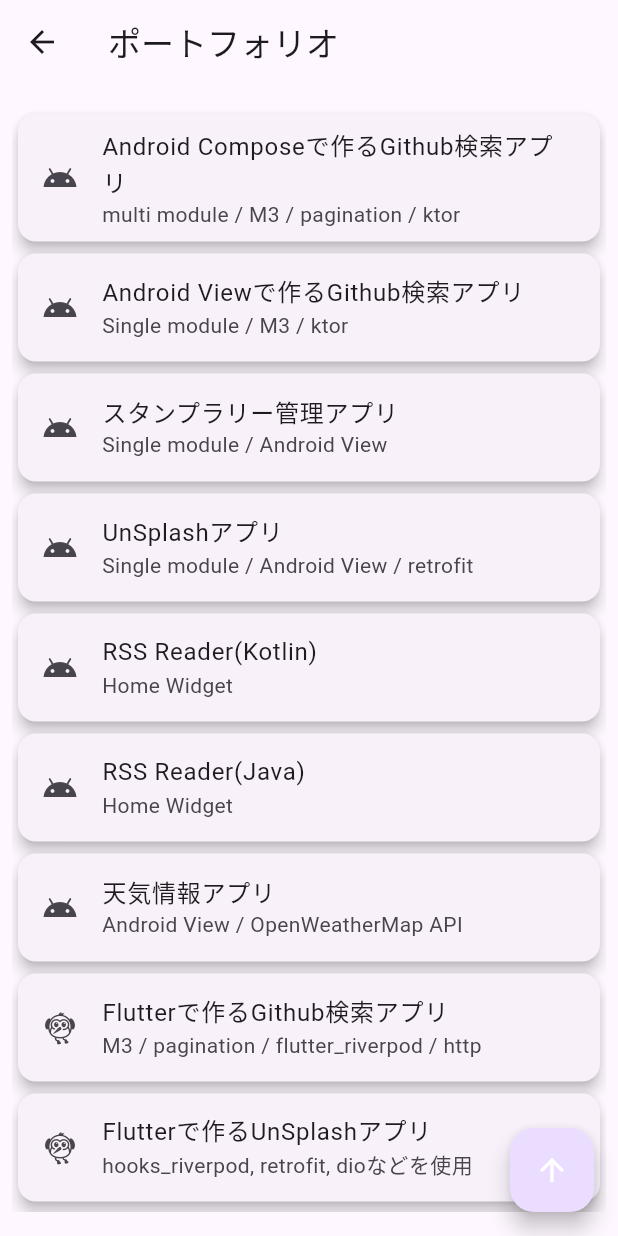
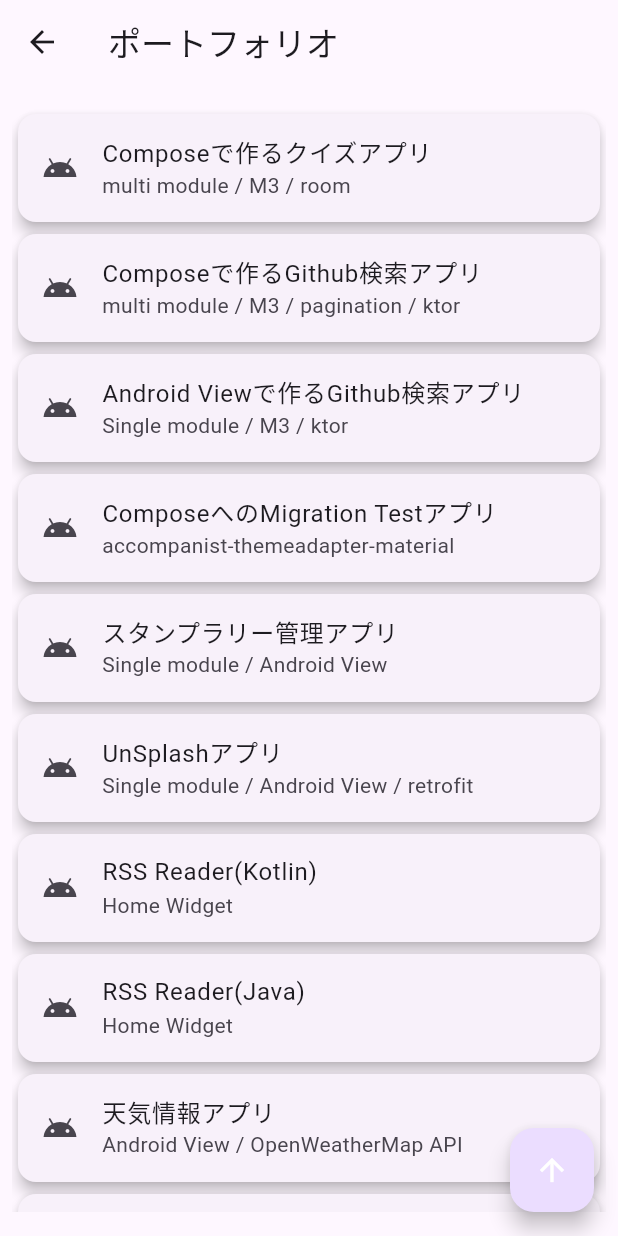
Before and after one commit to LeoAndo/flutter_my_profile_app, a Flutter app: the PortphorioPage screen opened directly, on a phone screen of 412 x 824 dp. Run offline on Flutter 3.47's test engine with Material 2 defaults, Android fonts, the phone set to English and light mode, and no system bars.

Commit message:
update portphorio android

```diff
--- a/lib/app_const.dart
+++ b/lib/app_const.dart
@@ -5,7 +5,12 @@
 
 final List<Repository> portphorioAndroidList = [
   const Repository(
-      title: "Android Composeで作るGithub検索アプリ",
+      title: "Composeで作るクイズアプリ",
+      description: "multi module / M3 / room",
+      url: "https://github.com/LeoAndo/AndroidQuizApp",
+      icon: Icons.android_outlined),
+  const Repository(
+      title: "Composeで作るGithub検索アプリ",
       description: "multi module / M3 / pagination / ktor",
       url: "https://github.com/LeoAndo/AndroidGithubSearch",
       icon: Icons.android_outlined),
@@ -13,6 +18,11 @@
       title: "Android Viewで作るGithub検索アプリ",
       description: "Single module / M3 / ktor",
       url: "https://github.com/LeoAndo/android-engineer-codecheck",
+      icon: Icons.android_outlined),
+  const Repository(
+      title: "ComposeへのMigration Testアプリ",
+      description: "accompanist-themeadapter-material",
+      url: " https://github.com/LeoAndo/AndroidComposeMigrationDemo",
       icon: Icons.android_outlined),
   const Repository(
       title: "スタンプラリー管理アプリ",
```
